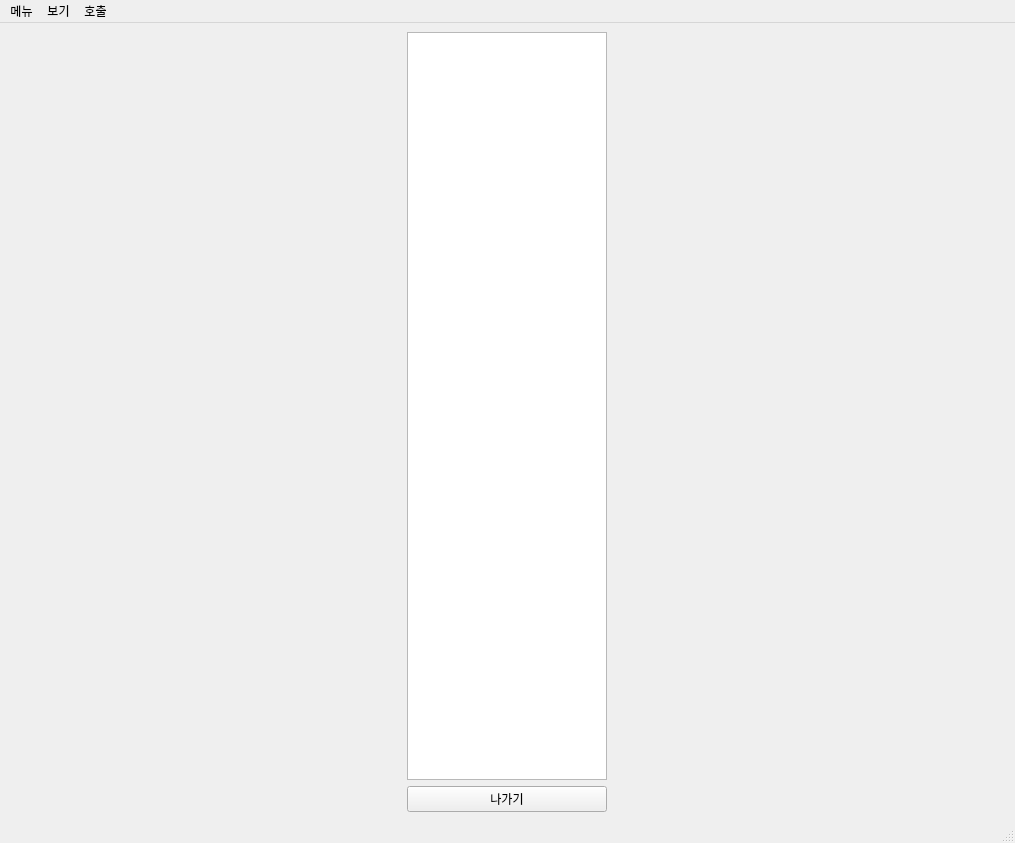
SSU-DC-DCWZ/ObsCare_Front, file main.ui: the form before one commit.
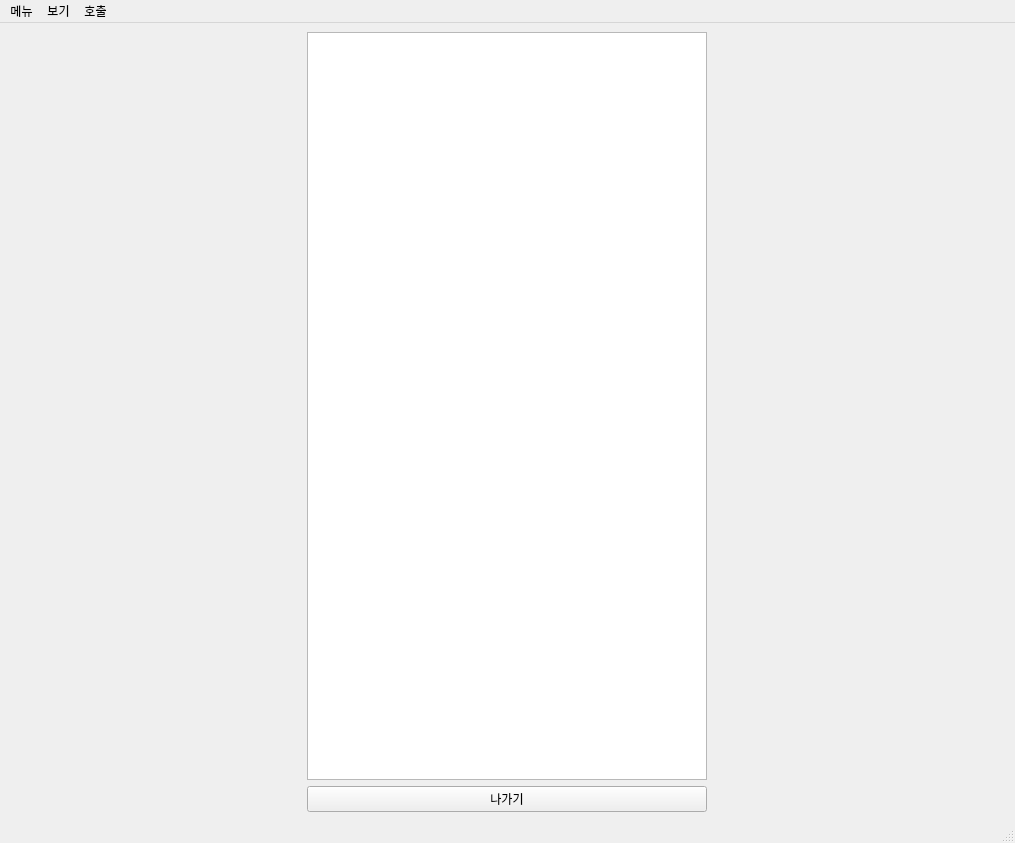
The form after the commit.

Commit message: added show_alert func

Patch:
```diff
--- a/main.ui
+++ b/main.ui
@@ -21,8 +21,11 @@
     <item row="0" column="0" rowspan="2">
      <layout class="QGridLayout" name="video_layout"/>
     </item>
-    <item row="0" column="1">
-     <layout class="QVBoxLayout" name="alarm_layout">
+    <item row="0" column="1" rowspan="2">
+     <layout class="QVBoxLayout" name="alert_layout">
+      <property name="bottomMargin">
+       <number>0</number>
+      </property>
       <item>
        <widget class="QTextBrowser" name="textBrowser">
         <property name="enabled">
@@ -30,26 +33,35 @@
         </property>
         <property name="maximumSize">
          <size>
-          <width>200</width>
+          <width>400</width>
           <height>16777215</height>
          </size>
         </property>
        </widget>
       </item>
-     </layout>
-    </item>
-    <item row="1" column="1">
+      <item>
      <widget class="QPushButton" name="exit_button">
+        <property name="minimumSize">
+         <size>
+          <width>0</width>
+          <height>20</height>
+         </size>
+        </property>
       <property name="maximumSize">
        <size>
-        <width>200</width>
+          <width>400</width>
         <height>16777215</height>
        </size>
       </property>
       <property name="text">
        <string>나가기</string>
       </property>
-     </widget>
+        <property name="autoDefault">
+         <bool>false</bool>
+        </property>
+       </widget>
+      </item>
+     </layout>
     </item>
    </layout>
   </widget>
```
Left out of the diff: 2 changed lines with no effect on the pictures. Lines whose indentation alone changed are shown as unchanged. The commit also changes 2 other files.
